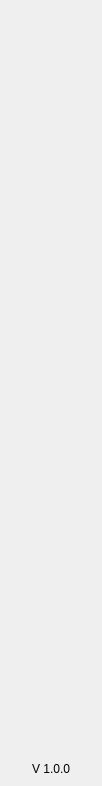
kopernikus-git/xnk-1, file src/qt/encocoin/forms/navmenuwidget.ui: the form before one commit.
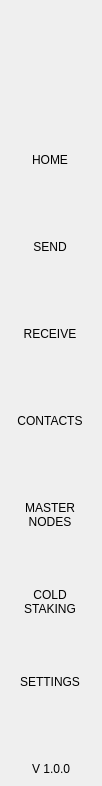
The form after the commit.

Patch:
```diff
--- a/src/qt/encocoin/forms/navmenuwidget.ui
+++ b/src/qt/encocoin/forms/navmenuwidget.ui
@@ -167,7 +167,8 @@
              </size>
             </property>
             <property name="text">
-             <string/>
+             <string>HOME
+</string>
             </property>
             <property name="iconSize">
              <size>
@@ -195,7 +196,8 @@
              </size>
             </property>
             <property name="text">
-             <string/>
+             <string>SEND
+</string>
             </property>
             <property name="iconSize">
              <size>
@@ -220,7 +222,8 @@
              </size>
             </property>
             <property name="text">
-             <string/>
+             <string>RECEIVE
+</string>
             </property>
             <property name="checkable">
              <bool>true</bool>
@@ -239,7 +242,8 @@
              </size>
             </property>
             <property name="text">
-             <string/>
+             <string>CONTACTS
+</string>
             </property>
             <property name="iconSize">
              <size>
@@ -264,7 +268,8 @@
              </size>
             </property>
             <property name="text">
-             <string/>
+             <string>MASTER
+NODES</string>
             </property>
             <property name="iconSize">
              <size>
@@ -289,7 +294,8 @@
              </size>
             </property>
             <property name="text">
-             <string/>
+             <string>COLD
+STAKING</string>
             </property>
             <property name="iconSize">
              <size>
@@ -314,7 +320,8 @@
              </size>
             </property>
             <property name="text">
-             <string/>
+             <string>SETTINGS
+</string>
             </property>
             <property name="iconSize">
              <size>
```
